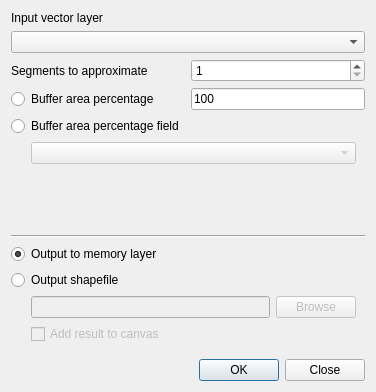
Before: the Qt Designer form ui_bufferbypercentage.ui in jdugge/BufferByPercentage, drawn with Qt 5.
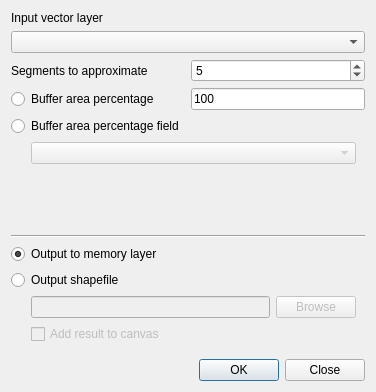
After: the same form once the commit is applied.

Commit message: Changed default number of segments to 5

Diff of the .ui file:
```diff
--- a/ui_bufferbypercentage.ui
+++ b/ui_bufferbypercentage.ui
@@ -53,7 +53,7 @@
         <number>10000</number>
        </property>
        <property name="value">
-        <number>1</number>
+        <number>5</number>
        </property>
       </widget>
      </item>
```
The commit also changes 1 other file.
